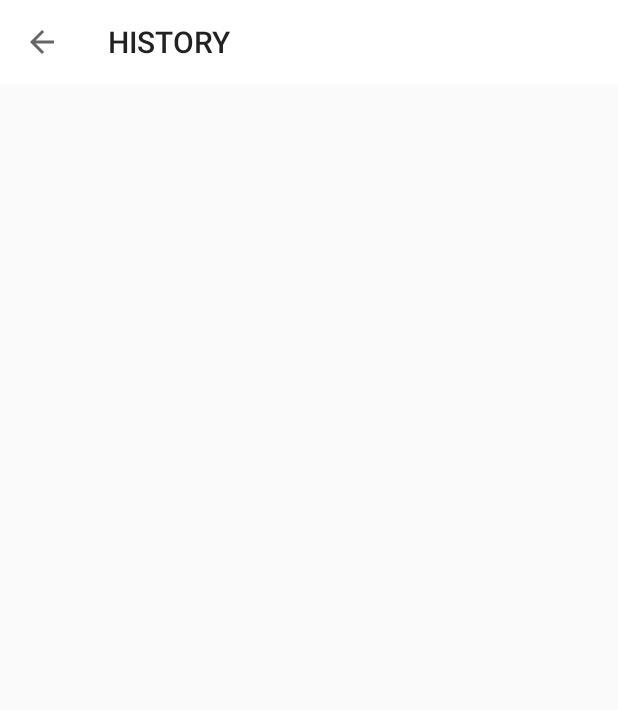
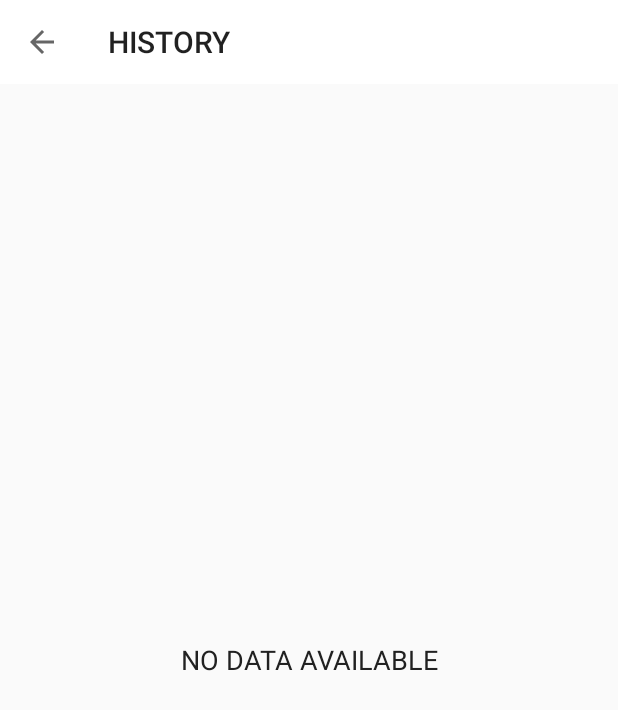
Before and after one commit to nitinporwal/7MinuteWorkout, an Android app: the HistoryActivity screen opened directly, with no data from a screen before it, on a phone screen of 412 x 824 dp. Before the commit the part shown is almost empty. Shown: the top 710 px of the screen. Run offline under Robolectric (Android 15) with nearby library versions, the phone set to English and light mode, and no system bars.

Commit message:
add recycler view and finish the app

```diff
--- a/app/src/main/java/com/example/a7minuteworkout/ExerciseActivity.kt
+++ b/app/src/main/java/com/example/a7minuteworkout/ExerciseActivity.kt
@@ -25,8 +25,8 @@
     private var exerciseTimer: CountDownTimer? = null
     private var exerciseProgress = 0
 
-    private var restTimerDuration: Long = 1
-    private var exerciseTimerDuration: Long = 1
+    private var restTimerDuration: Long = 10
+    private var exerciseTimerDuration: Long = 30
 
     private var exerciseList: ArrayList<ExerciseModel>? = null
     private var currentExercisePosition = -1
--- a/app/src/main/java/com/example/a7minuteworkout/HistoryActivity.kt
+++ b/app/src/main/java/com/example/a7minuteworkout/HistoryActivity.kt
@@ -3,6 +3,8 @@
 import androidx.appcompat.app.AppCompatActivity
 import android.os.Bundle
 import android.util.Log
+import android.view.View
+import androidx.recyclerview.widget.LinearLayoutManager
 import kotlinx.android.synthetic.main.activity_history.*
 
 class HistoryActivity : AppCompatActivity() {
@@ -32,11 +34,17 @@
         val allCompletedDatesList = dbHelper.getAllCompletedDatesList()
 
         if(allCompletedDatesList.size > 0) {
-            for(i in allCompletedDatesList) {
-                Log.i("DATESALLDATES", "" + i)
-            }
+            tvHistory.visibility = View.VISIBLE
+            rvHistory.visibility = View.VISIBLE
+            tvNoDataAvailable.visibility = View.GONE
+            rvHistory.layoutManager = LinearLayoutManager(this)
+            val historyAdapter = HistoryAdapter(this, allCompletedDatesList)
+            rvHistory.adapter = historyAdapter
         }
         else {
+            tvHistory.visibility = View.GONE
+            rvHistory.visibility = View.GONE
+            tvNoDataAvailable.visibility = View.VISIBLE
 
         }
     }
--- a/app/src/main/res/layout/activity_history.xml
+++ b/app/src/main/res/layout/activity_history.xml
@@ -4,6 +4,7 @@
     xmlns:tools="http://schemas.android.com/tools"
     android:layout_width="match_parent"
     android:layout_height="match_parent"
+    android:orientation="vertical"
     tools:context=".HistoryActivity">
 
 
@@ -13,4 +14,41 @@
         android:layout_height="?android:actionBarSize"
         android:background="#FFFFFF" />
 
+    <LinearLayout
+        android:layout_width="match_parent"
+        android:layout_height="match_parent"
+        android:orientation="vertical">
+
+        <TextView
+            android:id="@+id/tvHistory"
+            android:layout_width="match_parent"
+            android:layout_height="wrap_content"
+            android:layout_margin="10dp"
+            android:gravity="center"
+            android:text="EXERCISE COMPLETED"
+            android:textSize="18sp"
+            android:visibility="gone"
+            tools:visibility="visible" />
+
+        <androidx.recyclerview.widget.RecyclerView
+            android:id="@+id/rvHistory"
+            android:layout_width="match_parent"
+            android:layout_height="match_parent"
+            android:layout_marginTop="5dp"
+            android:visibility="gone"
+            tools:visibility="visible" />
+
+        <TextView
+            android:id="@+id/tvNoDataAvailable"
+            android:layout_width="match_parent"
+            android:layout_height="match_parent"
+            android:gravity="center"
+            android:text="NO DATA AVAILABLE"
+            android:textColor="#212121"
+            android:textSize="18sp"
+            android:visibility="visible"
+            tools:visibility="gone" />
+
+    </LinearLayout>
+
 </LinearLayout>
```
Also changed, not shown: app/src/main/java/com/example/a7minuteworkout/HistoryAdapter.kt (added, +46 -0 lines).
